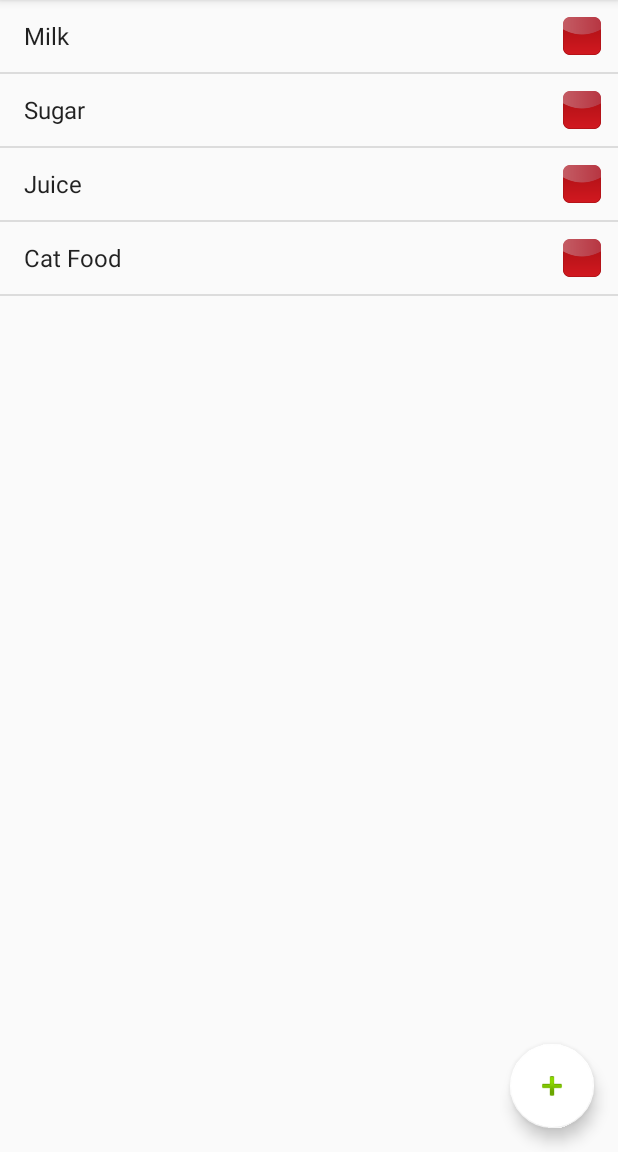
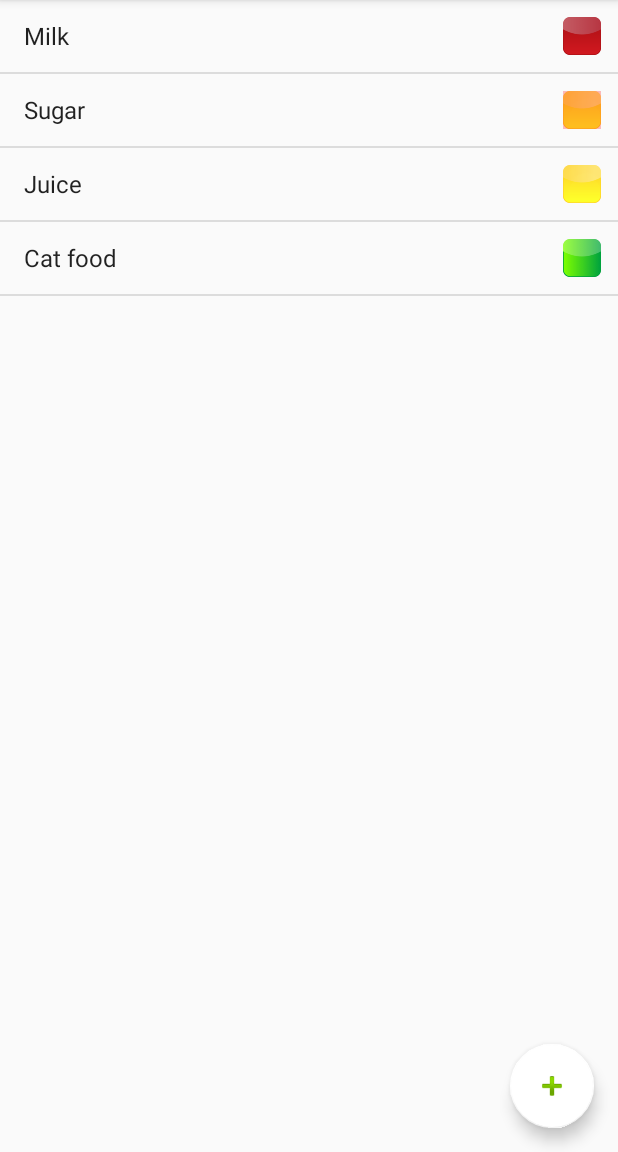
Before and after one commit to Zeherah/HCI2, an Android app: the screen it shows after launch (MainActivity), on a phone screen of 412 x 824 dp, the part 84-1236 px from its top. Run offline under Robolectric (Android 15) with nearby library versions, the phone set to English and light mode, and no system bars.

Commit message:
Added xmlParser. Reads in list items from src/main/assets/list.xml Need to implement add/remove/change to xml file, still works like regular

```diff
--- a/app/src/main/java/com/comp4020/listproject/MainActivity.java
+++ b/app/src/main/java/com/comp4020/listproject/MainActivity.java
@@ -36,15 +36,16 @@ import android.app.AlertDialog;
 import android.widget.AdapterView;
 import android.widget.AdapterView.OnItemLongClickListener;
 
+import java.io.InputStream;
 import java.util.ArrayList;
 import java.util.List;
-
+import org.xmlpull.v1.XmlSerializer;
 
 public class MainActivity extends AppCompatActivity
         implements NavigationView.OnNavigationItemSelectedListener {
 
     ArrayList<String> names = new ArrayList<String>();
-
+    xmlData xml;
     // создаем адаптер
     MyCustomAdapter adapter;
 
@@ -54,11 +55,14 @@ public class MainActivity extends AppCompatActivity
         setContentView(R.layout.activity_main);
         Toolbar toolbar = (Toolbar) findViewById(R.id.toolbar);
         setSupportActionBar(toolbar);
+        /*
         names.add("Milk");
         names.add("Sugar");
         names.add("Juice");
         names.add("Cat Food");
+        */
 
+        xml = new xmlData(this);
 //        FloatingActionButton fab = (FloatingActionButton) findViewById(R.id.fab);
 //        fab.setOnClickListener(new View.OnClickListener() {
 //            @Override
@@ -85,7 +89,8 @@ public class MainActivity extends AppCompatActivity
         ListView lvMain = (ListView) findViewById(R.id.lvMain);
         lvMain.setLongClickable(true);
         lvMain.setItemsCanFocus(true);
-        adapter = new MyCustomAdapter(this, R.layout.list_item, names);
+        //adapter = new MyCustomAdapter(this, R.layout.list_item, names);
+        adapter = new MyCustomAdapter(this, R.layout.list_item, xml.getList());
 
 //        // создаем адаптер
 //        ArrayAdapter<String> adapter = new ArrayAdapter<String>(this,
@@ -131,15 +136,15 @@ public class MainActivity extends AppCompatActivity
     public void itemDelete(final int position)
     {
         AlertDialog.Builder alertDialogBuilder = new AlertDialog.Builder(this);
-        alertDialogBuilder.setTitle(String.format("Remove \"%s\" from the list?", names.get(position)));
+        alertDialogBuilder.setTitle(String.format("Remove \"%s\" from the list?", xml.getName(position)));
 
         alertDialogBuilder.setPositiveButton("Ok",
                 new DialogInterface.OnClickListener() {
                     @Override
                     public void onClick(DialogInterface arg0, int arg1) {
-                        String b = String.format("You removed \"%s\"",names.get(position));
-
-                        names.remove(position);
+                        String b = String.format("You removed \"%s\"",xml.getName(position));
+                        xml.remove(position);
+                        //names.remove(position);
                         adapter.notifyDataSetChanged();// has to be called to update the main list.
 
                         Toast.makeText(MainActivity.this,b, Toast.LENGTH_LONG).show();
@@ -243,7 +248,8 @@ public class MainActivity extends AppCompatActivity
                                     String b = String.format("You added %s item to the list", item.getText());
                                     Toast.makeText(MainActivity.this, b, Toast.LENGTH_LONG).show();
                                     String a = item.getText().toString();
-                                    names.add(a);
+                                    xml.add(a);
+                                    //names.add(a);
                                     //somehow need your array adapter here adapter.
                                     adapter.notifyDataSetChanged();// has to be called to update the main list.
                                 }
@@ -318,19 +324,27 @@ public class MainActivity extends AppCompatActivity
             dataAdapter = new ArrayAdapter<String>(context, android.R.layout.simple_spinner_item, levels);
             dataAdapter.setDropDownViewResource(android.R.layout.simple_spinner_dropdown_item);
             spinner.setAdapter(dataAdapter);
-            spinner.setSelection(3);
+            int sel = xml.getLevel(position);
+            if(sel < 4)
+                spinner.setSelection(sel);
+            else
+                spinner.setSelection(0);
 
             spinner.setOnItemSelectedListener(new AdapterView.OnItemSelectedListener() {
                 @RequiresApi(api = Build.VERSION_CODES.LOLLIPOP)
                 @Override
                 public void onItemSelected(AdapterView<?> parent, View view, int position, long id) {
                     if(position == 0){
+                        xml.setLevel(position,0);
                         ((Spinner) parent).setBackground(getDrawable(R.drawable.icon_green_th));
                     }else if(position == 1){
+                        xml.setLevel(position,1);
                         ((Spinner) parent).setBackground(getDrawable(R.drawable.icon_yellow_th));
                     }else if(position == 2){
+                        xml.setLevel(position, 2);
                         ((Spinner) parent).setBackground(getDrawable(R.drawable.icon_orange_th));
                     }else if(position == 3){
+                        xml.setLevel(position,3);
                         ((Spinner) parent).setBackground(getDrawable(R.drawable.icon_red_th));
                     }
                 }
--- /dev/null
+++ b/app/src/main/java/com/comp4020/listproject/xmlData.java
@@ -0,0 +1,130 @@
+package com.comp4020.listproject;
+import android.content.res.AssetManager;
+import android.content.res.Resources;
+import android.util.Log;
+import android.util.Xml;
+import android.content.Context;
+import org.xml.sax.SAXException;
+import org.xmlpull.v1.XmlSerializer;
+
+import java.io.FileNotFoundException;
+import java.io.FileOutputStream;
+import java.io.IOException;
+import java.io.OutputStream;
+import java.io.Writer;
+import java.util.ArrayList;
+import java.util.List;
+import org.w3c.dom.*;
+import javax.xml.parsers.*;
+import java.io.*;
+/**
+ * Created by Adam
+ */
+
+public class xmlData {
+    ArrayList<String> list;
+    ArrayList<Integer> levelList;
+    String filename;
+    XmlSerializer xml;
+    Document d;
+    Context context;
+    int size;
+    public xmlData(Context context)
+    {
+        this.context = context;
+        filename = "list.xml";
+        list = new ArrayList<String>();
+        levelList = new ArrayList<Integer>();
+        populate();
+    }
+    public xmlData(String filename)
+    {
+        this.filename = filename;
+        list = new ArrayList<String>();
+        levelList = new ArrayList<Integer>();
+        populate();
+    }
+    public void setLevel(int position, int level)
+    {
+        if(position < levelList.size()) {
+            if (level <= 3 && level >= 0) {
+                levelList.set(position, level);
+            }
+        }
+    }
+    public int getLevel(int position)
+    {
+        return levelList.size() > position ? levelList.get(position) : 5;
+    }
+    private void populate()
+    {
+        size = 0;
+        DocumentBuilderFactory factory = DocumentBuilderFactory.newInstance();
+        factory.setValidating(false);
+        try {
+            AssetManager ass = context.getAssets();
+            DocumentBuilder builder = factory.newDocumentBuilder();
+            //InputStream catDoc =  ass.open("list.xml");
+            String[] l = ass.list("");
+
+
+            d = builder.parse(ass.open("list.xml",AssetManager.ACCESS_STREAMING));
+            d.getDocumentElement().normalize();
+            Element root = d.getDocumentElement();
+            NodeList nList = d.getElementsByTagName("g_list_item");
+            for(int i = 0;i<nList.getLength();i++)
+            {
+                Node n = nList.item(i);
+                Element e = (Element) n;
+                list.add(e.getElementsByTagName("name").item(0).getTextContent());
+                levelList.add(Integer.parseInt(e.getElementsByTagName("level").item(0).getTextContent()));
+            }
+            size = list.size();
+        } catch (ParserConfigurationException e) {
+            e.printStackTrace();
+        } catch (SAXException e) {
+            e.printStackTrace();
+        } catch (IOException e) {
+            e.printStackTrace();
+        }
+    }
+    public int getSize()
+    {
+        return size;
+    }
+    public void add(String name)
+    {
+        list.add(name);
+        levelList.add(0);
+        xmlAdd(list.size()-1,name,3);
+    }
+    public String getName(int position)
+    {
+        return (list.size()> position) ? list.get(position) : null;
+    }
+    private void xmlAdd(int position,String name, int level)
+    {
+        FileOutputStream fileos = null;
+        try{
+            fileos = new FileOutputStream(filename);
+
+        } catch(FileNotFoundException e) {
+            Log.e("FileNotFoundException",e.toString());
+        }
+    }
+    public void remove(int position)
+    {
+        list.remove(position);
+        levelList.remove(position);
+        xmlDelete(position);
+    }
+    private void xmlDelete(int position)
+    {
+
+    }
+    public ArrayList<String> getList()
+    {
+        return list;
+    }
+
+}
```
Also changed, not shown: app/src/main/assets/list.xml (added, +18 -0 lines).
